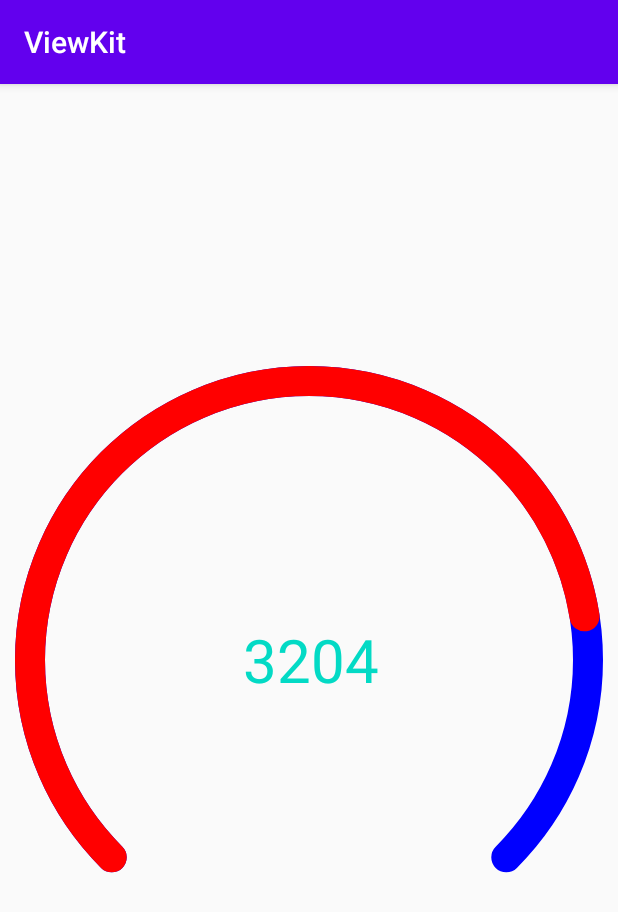
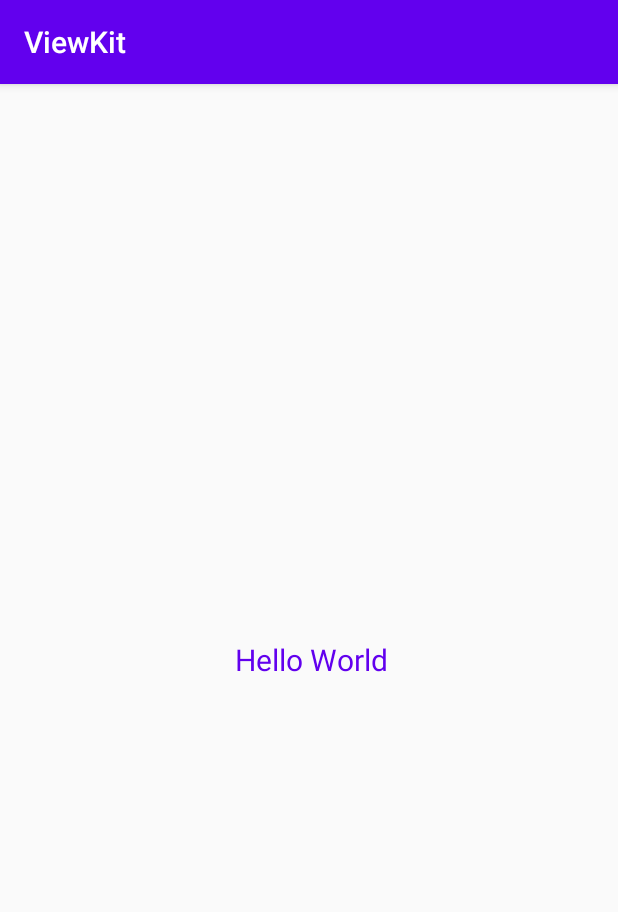
Before and after one commit to wds1204/ViewKit, an Android app: the screen it shows after launch (MainActivity), on a phone screen of 412 x 824 dp. Shown: the top 912 px of the screen. Run offline under Robolectric (Android 15) with nearby library versions, the phone set to English and light mode, and no system bars.

Commit message:
玩转字体变色的自定义veiw

```diff
--- a/app/src/main/java/com/wds/viewkit/MainActivity.java
+++ b/app/src/main/java/com/wds/viewkit/MainActivity.java
@@ -3,34 +3,62 @@ package com.wds.viewkit;
 import android.animation.ObjectAnimator;
 import android.animation.ValueAnimator;
 import android.os.Bundle;
+import android.util.Log;
 import android.view.animation.DecelerateInterpolator;
 
+import com.wds.viewkit.widget.ColorTrackTextView;
 import com.wds.viewkit.widget.StepView;
 
 import androidx.appcompat.app.AppCompatActivity;
 
 public class MainActivity extends AppCompatActivity {
     StepView stepView;
+    ColorTrackTextView colorTrackTextView;
+
     @Override
     protected void onCreate(Bundle savedInstanceState) {
         super.onCreate(savedInstanceState);
         setContentView(R.layout.activity_main);
-        stepView = findViewById(R.id.stepview);
-        stepView.setMaxStep(4000);
 
-        ValueAnimator valueAnimator = ObjectAnimator.ofFloat(0,3204);
-        valueAnimator.setDuration(2000);
+        changeTextColor();
+    }
+
+    public void changeTextColor() {
+        colorTrackTextView = findViewById(R.id.colorTrackTextView);
+
+        ValueAnimator valueAnimator = ObjectAnimator.ofFloat(0, 1);
+        valueAnimator.setDuration(3000);
         valueAnimator.setInterpolator(new DecelerateInterpolator());
-
         valueAnimator.addUpdateListener(new ValueAnimator.AnimatorUpdateListener() {
-            @Override public void onAnimationUpdate(ValueAnimator animation) {
+            @Override
+            public void onAnimationUpdate(ValueAnimator animation) {
                 float currentStep = (float) animation.getAnimatedValue();
-
-                stepView.setCurrentStep((int) currentStep);
-
+                Log.e("TAG", "currentStep====="+currentStep);
+                colorTrackTextView.setmCurrentProgress(currentStep);
             }
         });
+        valueAnimator.start();
 
-        valueAnimator.start();
+
     }
+//    public void setSteps(){
+//                stepView = findViewById(R.id.stepview);
+//        stepView.setMaxStep(4000);
+//
+//        ValueAnimator valueAnimator = ObjectAnimator.ofFloat(0,3204);
+//        valueAnimator.setDuration(2000);
+//        valueAnimator.setInterpolator(new DecelerateInterpolator());
+//
+//        valueAnimator.addUpdateListener(new ValueAnimator.AnimatorUpdateListener() {
+//            @Override public void onAnimationUpdate(ValueAnimator animation) {
+//                float currentStep = (float) animation.getAnimatedValue();
+//
+//                stepView.setCurrentStep((int) currentStep);
+//
+//            }
+//        });
+//
+//        valueAnimator.start();
+//
+//    }
 }
--- /dev/null
+++ b/app/src/main/java/com/wds/viewkit/widget/ColorTrackTextView.java
@@ -0,0 +1,97 @@
+package com.wds.viewkit.widget;
+
+import android.content.Context;
+import android.content.res.TypedArray;
+import android.graphics.Canvas;
+import android.graphics.Paint;
+import android.graphics.Rect;
+import android.util.AttributeSet;
+import android.widget.TextView;
+
+import androidx.annotation.Nullable;
+
+import com.wds.viewkit.R;
+
+/**
+ * Copyright (C), 2016-2020, 未来酒店
+ * File: ColorTrackTextView.java
+ * Author: wds_sun
+ * Date: 2020/10/14 10:00 AM
+ * Description:
+ */
+public class ColorTrackTextView extends androidx.appcompat.widget.AppCompatTextView {
+    int mStartColor,mEndColor;
+    Paint defaultPaint,changePaint;
+    float mCurrentProgress=0f;
+    public ColorTrackTextView(Context context) {
+        this(context,null);
+    }
+
+    public ColorTrackTextView(Context context, @Nullable AttributeSet attrs) {
+        this(context, attrs,0);
+    }
+
+    public ColorTrackTextView(Context context, @Nullable AttributeSet attrs, int defStyleAttr) {
+        super(context, attrs, defStyleAttr);
+        /*自定义属性*/
+        TypedArray typedArray = context.obtainStyledAttributes(attrs, R.styleable.ColorTrackTextView);
+        mStartColor = typedArray.getColor(R.styleable.ColorTrackTextView_startColor, mStartColor);
+        mEndColor = typedArray.getColor(R.styleable.ColorTrackTextView_endColor, mEndColor);
+        typedArray.recycle();
+
+
+        defaultPaint = new Paint();
+
+        defaultPaint.setAntiAlias(true);
+        defaultPaint.setColor(mStartColor);
+        defaultPaint.setTextSize(getTextSize());
+
+        changePaint = new Paint();
+
+        changePaint.setAntiAlias(true);
+        changePaint.setColor(mEndColor);
+        changePaint.setTextSize(getTextSize());
+
+
+    }
+
+    /**
+     * 利用clipRect裁剪API 利用两个画笔不断的画
+     *
+     * 0～midValue，midValue～endvalue
+     * @param canvas
+     */
+    @Override
+    protected void onDraw(Canvas canvas) {
+//        super.onDraw(canvas);
+//        canvas.clipRect()  裁剪区域
+
+        canvas.save();
+
+        /*绘制不变色的  0～midValu*/
+        int midValue= (int) (getWidth()*mCurrentProgress);
+        canvas.clipRect(0,0,midValue,getHeight());
+
+        String text = getText().toString();
+        Rect textBounds = new Rect();
+        defaultPaint.getTextBounds(text,0,text.length(),textBounds);
+        int dx=getWidth()/2-textBounds.width()/2;
+        Paint.FontMetrics fontMetrics = defaultPaint.getFontMetrics();
+        int baseLine= (int) ((fontMetrics.bottom-fontMetrics.top)/2-fontMetrics.bottom);;
+        int dy=getHeight()/2+baseLine;
+        canvas.drawText(text,dx,dy,defaultPaint);
+
+        canvas.restore();
+
+        /*绘制变色 midValue～endvalue*/
+        canvas.save();
+        canvas.clipRect(midValue,0,getWidth(),getHeight());
+        canvas.drawText(text,dx,dy,changePaint);
+        canvas.restore();
+    }
+
+    public void setmCurrentProgress(float mCurrentProgress) {
+        this.mCurrentProgress = mCurrentProgress;
+        invalidate();
+    }
+}
--- a/app/src/main/res/layout/activity_main.xml
+++ b/app/src/main/res/layout/activity_main.xml
@@ -7,17 +7,30 @@
     tools:context=".MainActivity">
 
 
-    <com.wds.viewkit.widget.StepView
-        android:id="@+id/stepview"
+<!--    <com.wds.viewkit.widget.StepView-->
+<!--        android:id="@+id/stepview"-->
+<!--        android:layout_width="wrap_content"-->
+<!--        android:layout_height="wrap_content"-->
+<!--        android:padding="10dp"-->
+<!--        app:borderWidth="20dp"-->
+<!--        app:layout_constraintBottom_toBottomOf="parent"-->
+<!--        app:layout_constraintLeft_toLeftOf="parent"-->
+<!--        app:layout_constraintRight_toRightOf="parent"-->
+<!--        app:layout_constraintTop_toTopOf="parent"-->
+<!--        app:stepTextColor="@color/colorAccent"-->
+<!--        app:stepTextSize="40sp" />-->
+
+    <com.wds.viewkit.widget.ColorTrackTextView
+        android:id="@+id/colorTrackTextView"
+        android:text="Hello World"
         android:layout_width="wrap_content"
         android:layout_height="wrap_content"
-        android:padding="10dp"
-        app:borderWidth="20dp"
+        app:startColor="@color/colorPrimary"
+        app:endColor="@color/colorAccent"
+        android:textSize="20sp"
         app:layout_constraintBottom_toBottomOf="parent"
         app:layout_constraintLeft_toLeftOf="parent"
         app:layout_constraintRight_toRightOf="parent"
         app:layout_constraintTop_toTopOf="parent"
-        app:stepTextColor="@color/colorAccent"
-        app:stepTextSize="40sp" />
-
+        />
 </androidx.constraintlayout.widget.ConstraintLayout>
--- a/app/src/main/res/values/arrts.xml
+++ b/app/src/main/res/values/arrts.xml
@@ -8,4 +8,8 @@
         <attr name="stepTextSize" format="dimension"/>
         <attr name="stepTextColor" format="color"/>
     </declare-styleable>
+    <declare-styleable name="ColorTrackTextView">
+        <attr name="startColor" format="color"/>
+        <attr name="endColor" format="color"/>
+    </declare-styleable>
 </resources>
```
Also changed, not shown: 2 other files.
